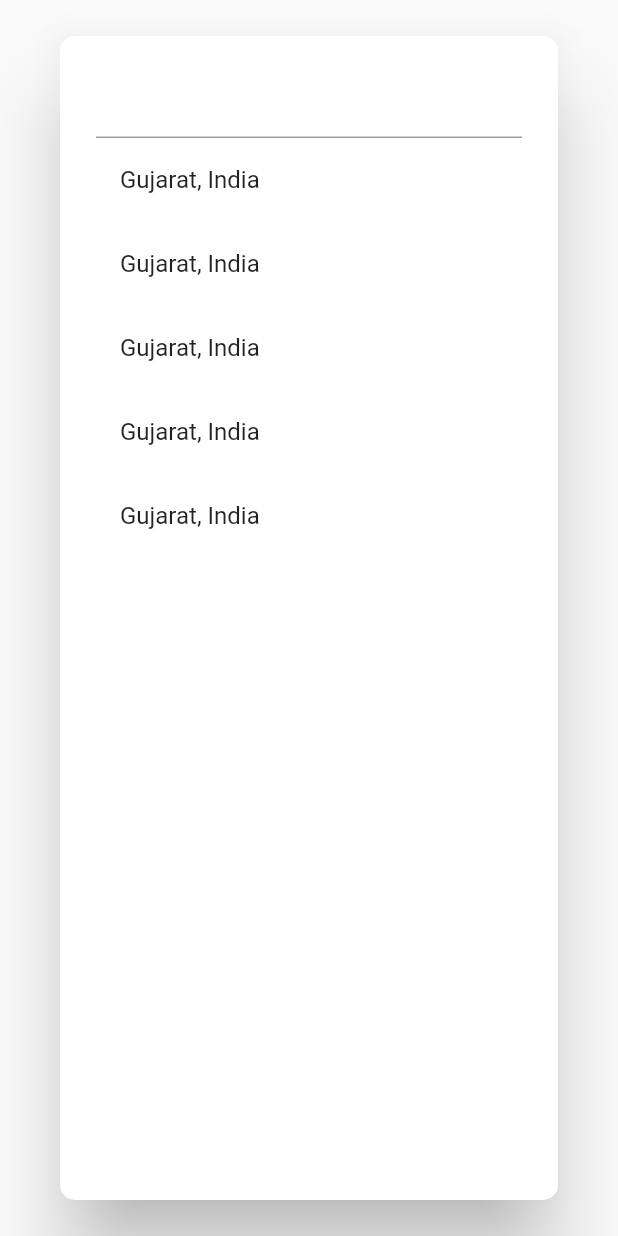
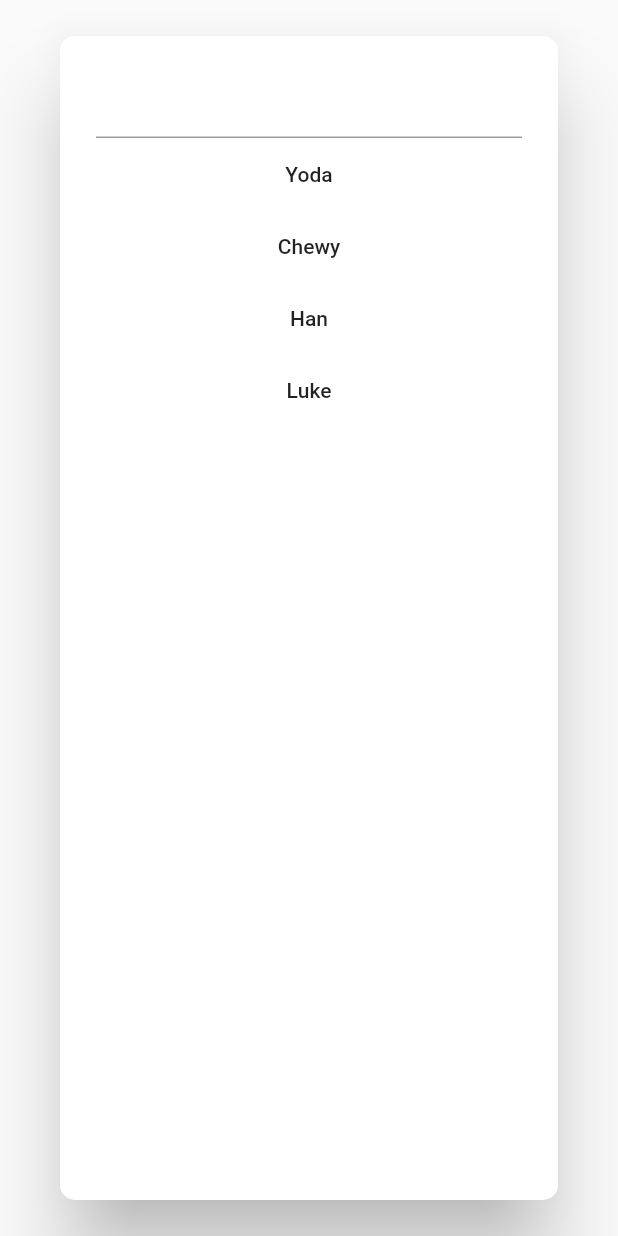
Before and after one commit to kenthinson/Yolo-Wings, a Flutter app: the SearchDialogWidget widget shown alone on an empty page, opened directly, on a phone screen of 412 x 824 dp. Run offline on Flutter 3.47's test engine with Material 2 defaults, Android fonts, the phone set to English and light mode, and no system bars; our stand-ins replace file_picker.

Commit message:
focus material buttons

```diff
--- a/lib/SearchDialogWidget.dart
+++ b/lib/SearchDialogWidget.dart
@@ -1,4 +1,5 @@
 import 'package:flutter/material.dart';
+import 'package:flutter/services.dart';
 
 class SearchDialogWidget extends StatefulWidget {
   List<String> classNames;
@@ -9,6 +10,17 @@ class SearchDialogWidget extends StatefulWidget {
 }
 
 class _SearchDialogWidgetState extends State<SearchDialogWidget> {
+
+  var textFocusNode = FocusNode();
+  var controller = TextEditingController();
+  var lastTyped = "";
+  List<String> filteredClassNames;
+
+  @override
+  void initState() {
+    super.initState();
+    filteredClassNames = widget.classNames;
+  }
   @override
   Widget build(BuildContext context) {
     return AlertDialog(
@@ -22,14 +34,31 @@ class _SearchDialogWidgetState extends State<SearchDialogWidget> {
             child: Column(
               children: <Widget>[
                 TextField(
+                  focusNode: textFocusNode,
                   autofocus: true,
+                  controller: controller,
+                  onChanged: (text){
+                    setState(() {
+                    filteredClassNames = widget.classNames.where((name) => name.toLowerCase().startsWith(text.toLowerCase())).toList();
+                    });
+                  },
                 ),
                 ListView.builder(
                   shrinkWrap: true,
-                  itemCount: 5,
+                  itemCount: filteredClassNames.length,
                   itemBuilder: (BuildContext context, int index) {
-                    return ListTile(
-                      title: Text('Gujarat, India'),
+                    var fn = FocusNode();
+                    fn.addListener((){
+                      if (fn.hasFocus){
+                        controller.text = filteredClassNames[index];
+                      }
+                    });
+                    return MaterialButton(
+                      onPressed: (){
+                        FocusScope.of(context).requestFocus(textFocusNode);
+                      },
+                      focusNode: fn,
+                      child: Text(filteredClassNames[index]),
                     );
                   },
                 ),
```
